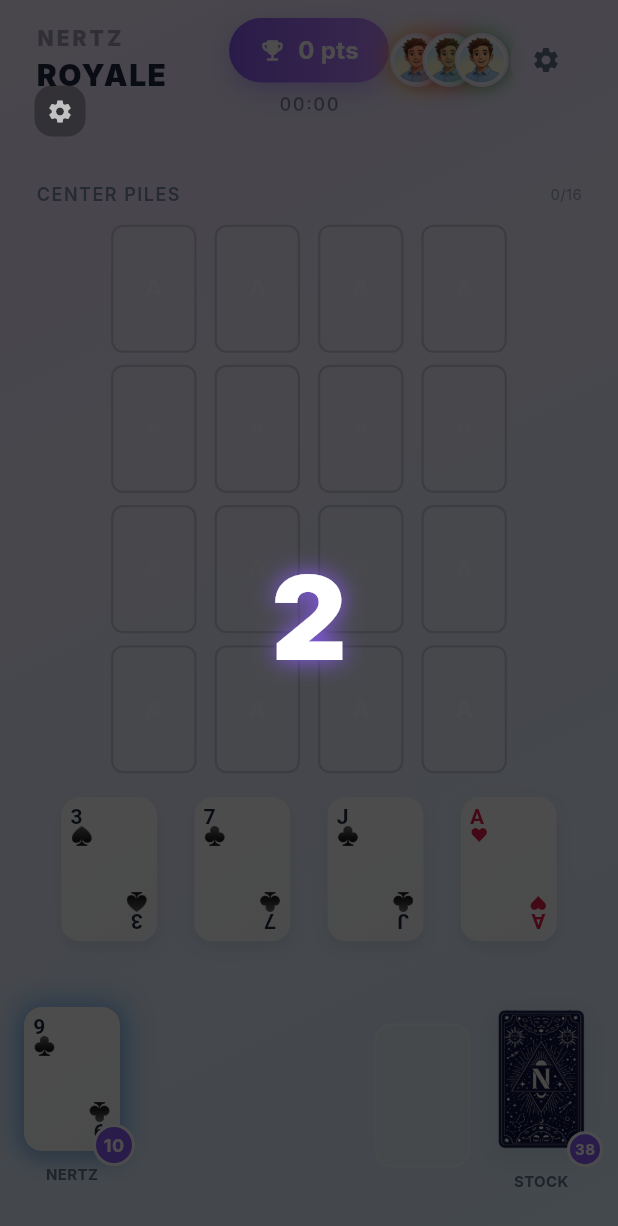
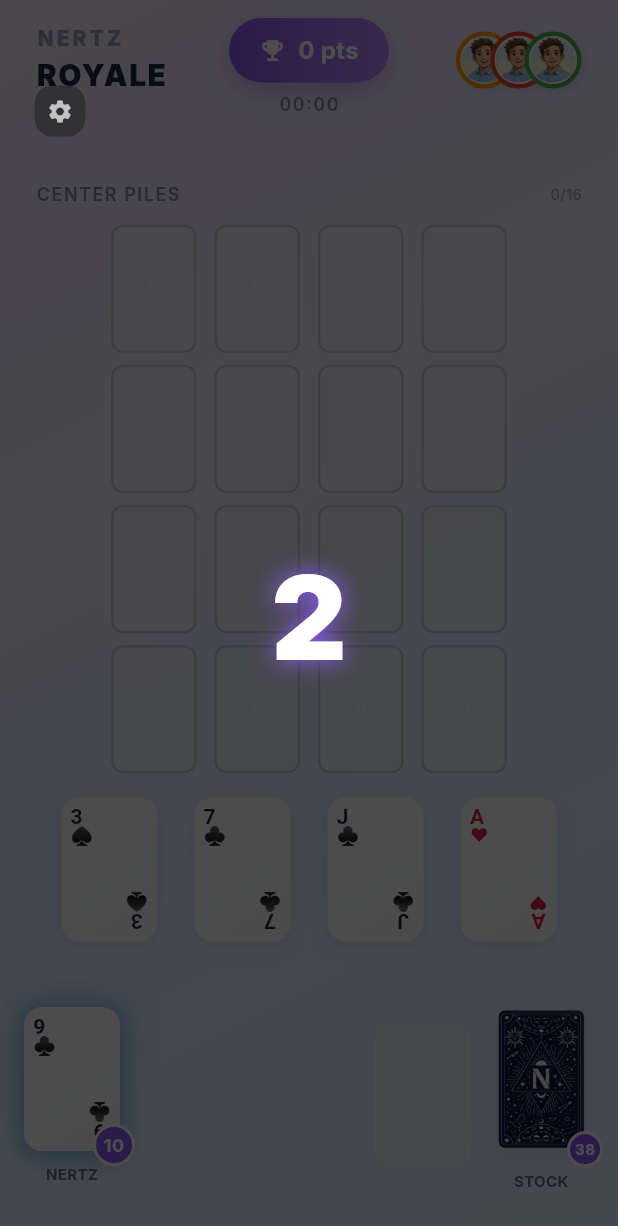
Before and after one commit to alexxtronic/nertzapp, a Flutter app: the screen it shows once a user with an empty profile is signed in, after a tap on "Play Offline", on a phone screen of 412 x 824 dp. Shown: the top 1226 px of the screen. Run offline on Flutter 3.47's test engine with Material 3 defaults, Android fonts, the phone set to English and light mode, and no system bars; our stand-ins replace audioplayers, confetti, flutter_image_compress, flutter_riverpod, image_picker, supabase_flutter; accounts and stored records are empty; network calls fail; Roboto replaces fonts that are missing (Inter, SF Pro Rounded).

Commit message:
Remove countdown audio and settings gear icon

```diff
--- a/lib/ui/widgets/game_board.dart
+++ b/lib/ui/widgets/game_board.dart
@@ -317,7 +317,7 @@ class _GameBoardState extends State<GameBoard> with TickerProviderStateMixin {
       _countdownValue = 3;
     });
 
-    AudioService().playCountdown(); // Play countdown sound at start
+    // AudioService().playCountdown(); // Removed per user request
 
     _countdownTimer?.cancel();
     _countdownTimer = Timer.periodic(const Duration(seconds: 1), (timer) {
@@ -646,16 +646,15 @@ class _GameBoardState extends State<GameBoard> with TickerProviderStateMixin {
                     child: Container(
                       decoration: BoxDecoration(
                          shape: BoxShape.circle,
-                         border: Border.all(color: GameTheme.background, width: 2), // Space between avatars
+                         // Thin colored border if player has assigned color
+                         border: Border.all(
+                           color: opp.playerColor != null
+                               ? PlayerColors.intToColor(opp.playerColor)!
+                               : GameTheme.background,
+                           width: 3,
+                         ),
                          color: Colors.white,
                          boxShadow: [
-                            // Color glow if player has assigned color
-                            if (opp.playerColor != null)
-                              BoxShadow(
-                                color: (PlayerColors.intToColor(opp.playerColor) ?? Colors.grey).withValues(alpha: 0.6),
-                                blurRadius: 12,
-                                spreadRadius: 2,
-                              ),
                             BoxShadow(
                               color: Colors.black.withValues(alpha: 0.1),
                               blurRadius: 4,
@@ -675,24 +674,7 @@ class _GameBoardState extends State<GameBoard> with TickerProviderStateMixin {
                   );
                 }),
                 // Add a little padding at the end so the last one isn't clipped by the screen edge visually if margin is used
-                if (opponents.isNotEmpty) const SizedBox(width: 4),
-
-                // Gear icon positioned below player bubbles
-                Container(
-                  margin: const EdgeInsets.only(left: 4),
-                  decoration: BoxDecoration(
-                    color: GameTheme.background.withValues(alpha: 0.5),
-                    shape: BoxShape.circle,
-                  ),
-                  child: IconButton(
-                    icon: const Icon(Icons.settings, color: GameTheme.textSecondary, size: 20),
-                    onPressed: () {
-                      showSettingsDialog(context);
-                    },
-                    padding: EdgeInsets.zero,
-                    constraints: const BoxConstraints(minWidth: 32, minHeight: 32),
-                  ),
-                ),
+                if (opponents.isNotEmpty) const SizedBox(width: 8),
               ],
             ),
           ),
```
